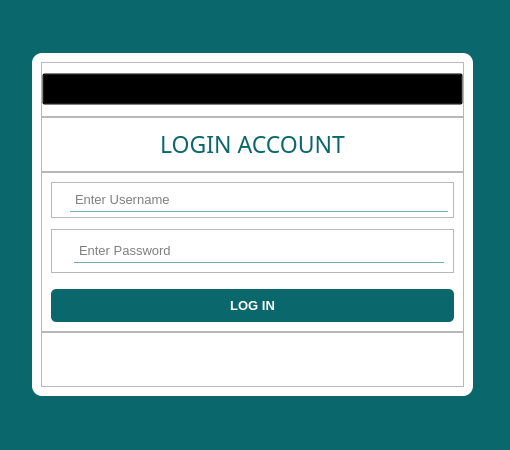
The window that TestDemo-2/TestDemoLogin.ui (mrshakil015/Python-GUI-PyQt6) describes before a commit, drawn with Qt 5.
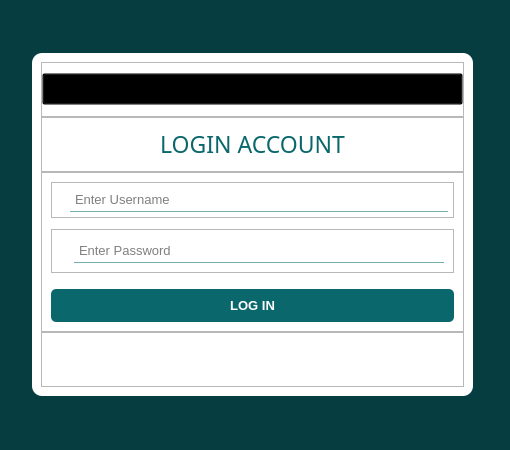
The same window after the commit. Icons and pictures are not drawn.

The edit to the form file:
```diff
--- a/TestDemo-2/TestDemoLogin.ui
+++ b/TestDemo-2/TestDemoLogin.ui
@@ -21,7 +21,7 @@
   </property>
   <property name="styleSheet">
    <string notr="true">#Form{
-background-color:#0a676c
+background-color:#063d40
 }
 
 #loginwidget{
@@ -54,7 +54,7 @@
 }
 
 #login_btn_frame {
-background-color: #0a676c;
+background-color:  #0a676c;
 border-radius: 5px;
 }
 #login_btn_frame:hover {
```
Left out of the diff: 2 changed lines with no effect on the pictures.
